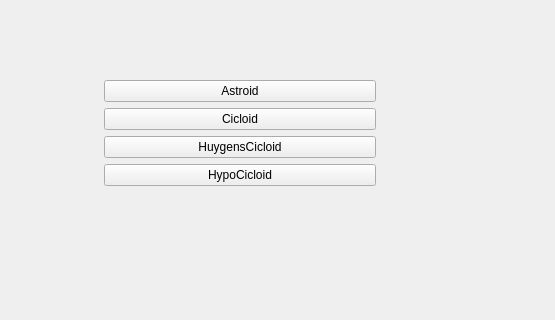
Old version of the form mainwindow.ui in the repository umerm64/QtCurvesCpp; both pictures show x 245 to 800 and y 0 to 320 of the 800 by 600 pixel window.
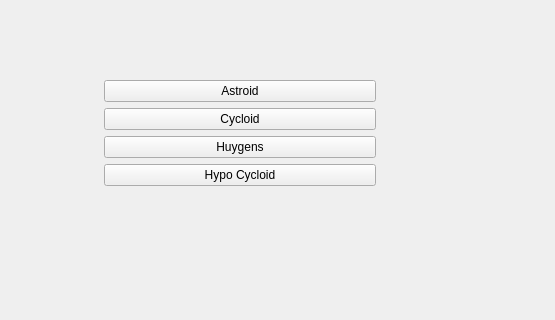
New version of the form. Custom widgets are drawn as their Qt base class.

```diff
--- a/mainwindow.ui
+++ b/mainwindow.ui
@@ -39,21 +39,21 @@
        <item>
         <widget class="QPushButton" name="btnCicloid">
          <property name="text">
-          <string>Cicloid</string>
+          <string>Cycloid</string>
          </property>
         </widget>
        </item>
        <item>
         <widget class="QPushButton" name="btnHuygens">
          <property name="text">
-          <string>HuygensCicloid</string>
+          <string>Huygens</string>
          </property>
         </widget>
        </item>
        <item>
         <widget class="QPushButton" name="btnHypo">
          <property name="text">
-          <string>HypoCicloid</string>
+          <string>Hypo Cycloid</string>
          </property>
         </widget>
        </item>
```
Left out of the diff: 2 changed lines with no effect on the pictures.
